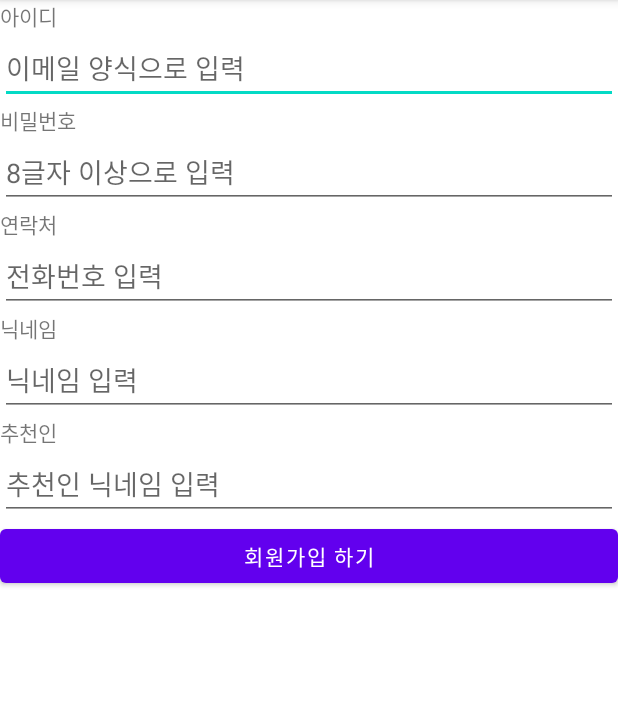
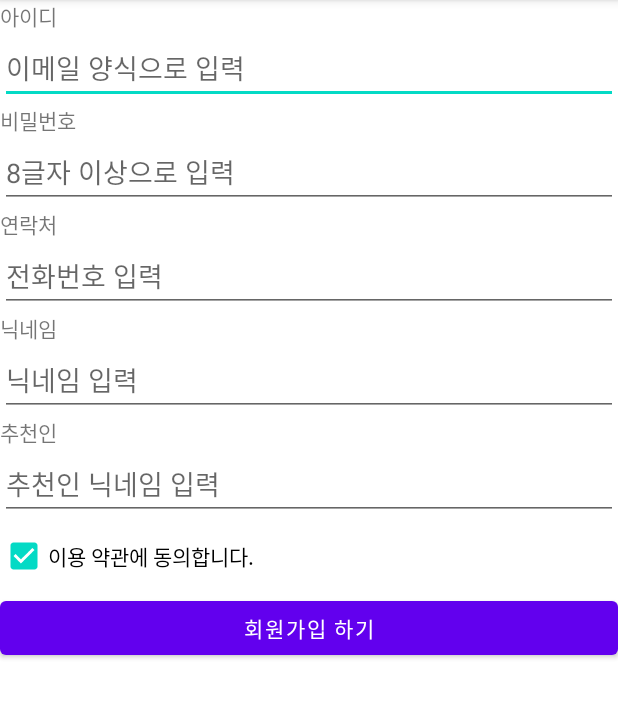
Before and after one commit to junho0615/Uiproject_20210306, an Android app: the screen it shows after launch (MainActivity), on a phone screen of 412 x 824 dp, the part 84-802 px from its top. Run offline under Robolectric (Android 15) with nearby library versions, the phone set to English and light mode, and no system bars.

```diff
--- a/app/src/main/res/layout/activity_main.xml
+++ b/app/src/main/res/layout/activity_main.xml
@@ -64,6 +64,12 @@
         android:singleLine="true"
         android:imeOptions="actionSearch"/>
 
+    <com.google.android.material.checkbox.MaterialCheckBox
+        android:layout_width="wrap_content"
+        android:layout_height="wrap_content"
+        android:text="이용 약관에 동의합니다."
+        android:checked="true"/>
+
     <Button
         android:layout_width="match_parent"
         android:layout_height="wrap_content"
```
